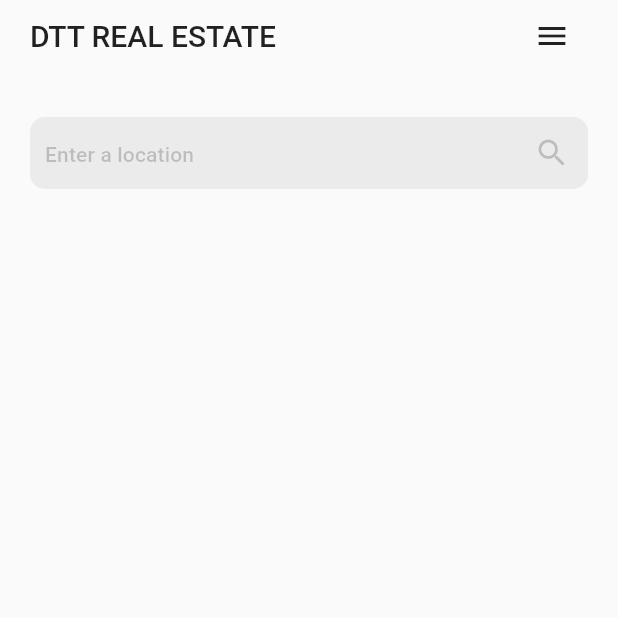
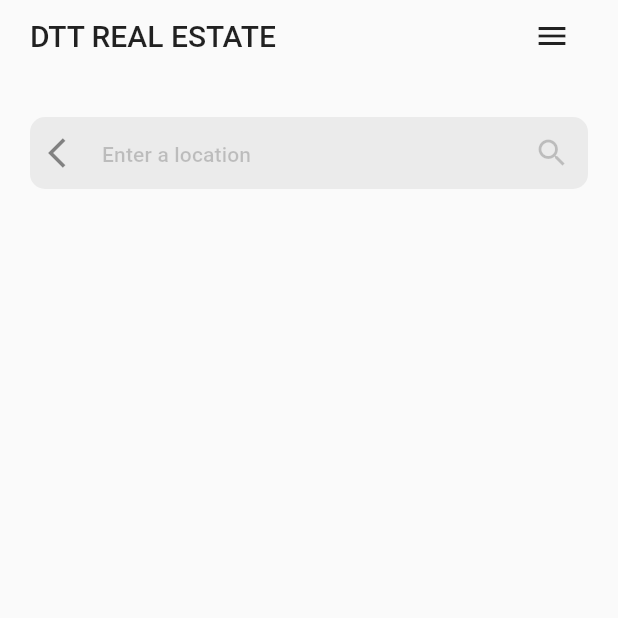
Before and after one commit to UnculturedCat/dttproperties, a Flutter app: the screen it shows after launch, on a phone screen of 412 x 824 dp, the top half of it. Run offline on Flutter 3.47's test engine with Material 2 defaults, Android fonts, the phone set to English and light mode, and no system bars; our stand-ins replace connectivity_plus, flutter_riverpod, geolocator, google_maps_flutter, internet_connection_checker; network calls fail.

Commit message:
Fixed buggy keyboard
The GestureDetector that wrapped the whole home page used to focus on the the homepage was causing the keyboard to flash on and off. Removing the widget solved this issue.
Focus is now directed to the home page by the back IconButton on the searchbar

```diff
--- a/lib/Pages/Main/HomePage.dart
+++ b/lib/Pages/Main/HomePage.dart
@@ -22,8 +22,6 @@ class _HomePageState extends ConsumerState<HomePage>
     final hasInternet = ref.watch(internetConnectivityStatusProvider);
     super.build;
     return SafeArea(
-      child: GestureDetector(
-        onTap: () => FocusScope.of(context).unfocus(),
       child: Scaffold(
           key: _scarfoldKey,
           endDrawer: Drawer(
@@ -58,9 +56,7 @@ class _HomePageState extends ConsumerState<HomePage>
                 ListTile(
                   leading: Icon(CustomIcons.close),
                   title: Text("sign out"),
-                    onTap: () {
-                      //ref.read(authServiceProvider).signOut();
-                    },
+                  onTap: () {},
                 ),
               ],
             ),
@@ -77,15 +73,13 @@ class _HomePageState extends ConsumerState<HomePage>
                               children: [
                                 Text(
                                   "DTT REAL ESTATE",
-                                    style:
-                                        Theme.of(context).textTheme.titleLarge,
+                                  style: Theme.of(context).textTheme.titleLarge,
                                 ),
                                 Spacer(),
                                 IconButton(
                                   icon: Icon(Icons.menu),
                                   onPressed: () {
-                                      _scarfoldKey.currentState!
-                                          .openEndDrawer();
+                                    _scarfoldKey.currentState!.openEndDrawer();
                                   },
                                 ),
                               ],
@@ -112,7 +106,6 @@ class _HomePageState extends ConsumerState<HomePage>
             backgroundColor: secondaryColor,
             icon: Icon(Icons.favorite),
           )),
-      ),
     );
   }
 
--- a/lib/SharedWidgets/Searchbar.dart
+++ b/lib/SharedWidgets/Searchbar.dart
@@ -1,4 +1,5 @@
 import 'package:dttproperties/AppManagement/Providers.dart';
+import 'package:dttproperties/Icons/custom_icons_icons.dart';
 import 'package:flutter/material.dart';
 import 'package:flutter_riverpod/flutter_riverpod.dart';
 
@@ -6,15 +7,19 @@ import '../AppManagement/Shared.dart';
 
 class SearchBar extends ConsumerWidget {
   final _formKey = GlobalKey<FormState>();
+  final _textEditingController = TextEditingController();
   SearchBar({super.key});
 
   @override
   Widget build(BuildContext context, WidgetRef ref) {
+    final searchQuery = ref.watch(searchQueryProvider);
     return Container(
       padding: standardPagePadding.copyWith(top: 30, bottom: 20),
       child: Form(
         key: _formKey,
         child: TextFormField(
+          controller: _textEditingController,
+          textInputAction: TextInputAction.search,
           decoration: InputDecoration(
             hintText: "Enter a location",
             hintStyle: Theme.of(context).textTheme.titleSmall!.copyWith(
@@ -22,10 +27,26 @@ class SearchBar extends ConsumerWidget {
                 ),
             filled: true,
             fillColor: inactiveColor,
-            suffixIcon: Icon(
-              Icons.search,
-              color: hintColor,
+            prefixIcon: IconButton(
+              onPressed: () => FocusScope.of(context).unfocus(),
+              icon: Icon(Icons.arrow_back_ios),
             ),
+            suffixIcon: searchQuery.isNotEmpty
+                ? IconButton(
+                    onPressed: () {
+                      ref.read(searchQueryProvider.notifier).state = "";
+                      _textEditingController.clear();
+                    },
+                    icon: Icon(
+                      CustomIcons.close,
+                      color: Colors.black,
+                      size: 16,
+                    ),
+                  )
+                : Icon(
+                    Icons.search,
+                    color: hintColor,
+                  ),
             border: OutlineInputBorder(
               borderSide: BorderSide.none,
               borderRadius: BorderRadius.circular(10),
```
Lines whose indentation alone changed are shown as unchanged.
